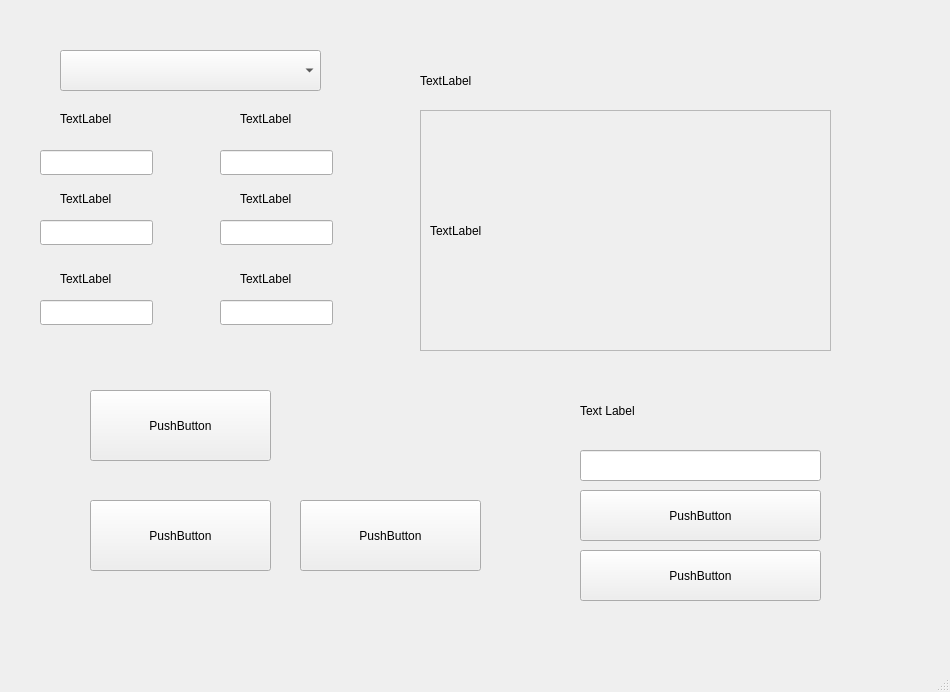
This is lib/main.ui in NoNanoMax/CT_project as Qt 5 draws it before an edit. The edited form follows.
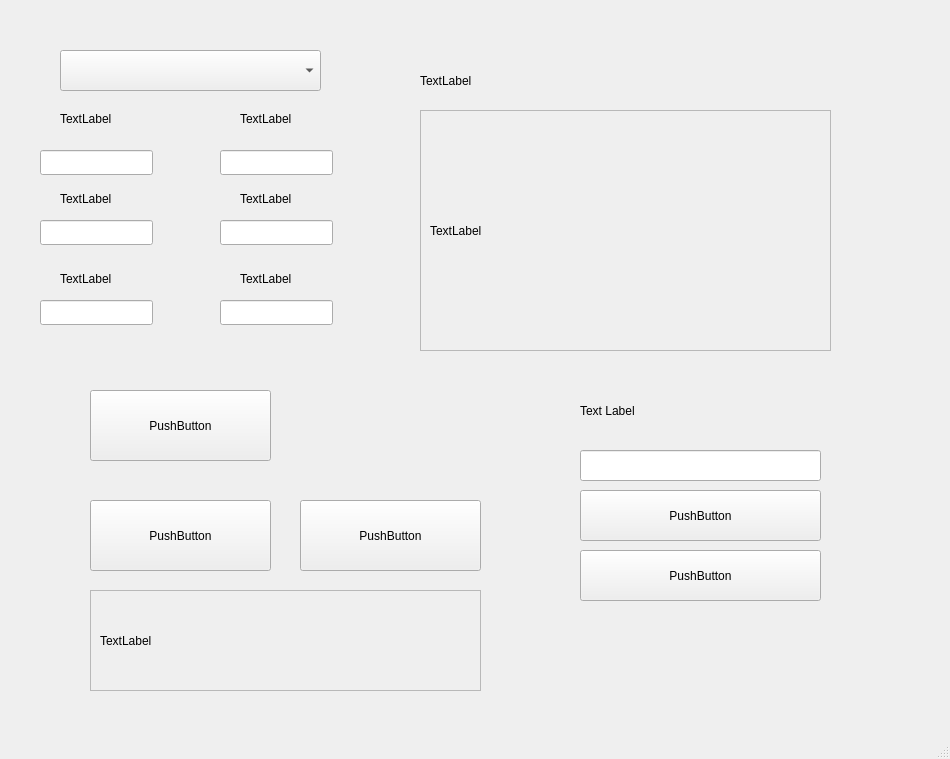
This is the edited form.

What changed in the file:
```diff
--- a/lib/main.ui
+++ b/lib/main.ui
@@ -7,7 +7,7 @@
     <x>0</x>
     <y>0</y>
     <width>950</width>
-    <height>692</height>
+    <height>759</height>
    </rect>
   </property>
   <property name="windowTitle">
@@ -307,6 +307,41 @@
      </layout>
     </widget>
    </widget>
+   <widget class="QScrollArea" name="scrollArea_2">
+    <property name="geometry">
+     <rect>
+      <x>90</x>
+      <y>590</y>
+      <width>391</width>
+      <height>101</height>
+     </rect>
+    </property>
+    <property name="widgetResizable">
+     <bool>true</bool>
+    </property>
+    <widget class="QWidget" name="scrollAreaWidgetContents_2">
+     <property name="geometry">
+      <rect>
+       <x>0</x>
+       <y>0</y>
+       <width>389</width>
+       <height>99</height>
+      </rect>
+     </property>
+     <layout class="QVBoxLayout" name="verticalLayout_2">
+      <item>
+       <widget class="QLabel" name="label_10">
+        <property name="styleSheet">
+         <string notr="true">font: 12pt &quot;Chilanka&quot;;</string>
+        </property>
+        <property name="text">
+         <string>TextLabel</string>
+        </property>
+       </widget>
+      </item>
+     </layout>
+    </widget>
+   </widget>
   </widget>
   <widget class="QMenuBar" name="menubar">
    <property name="geometry">
```
